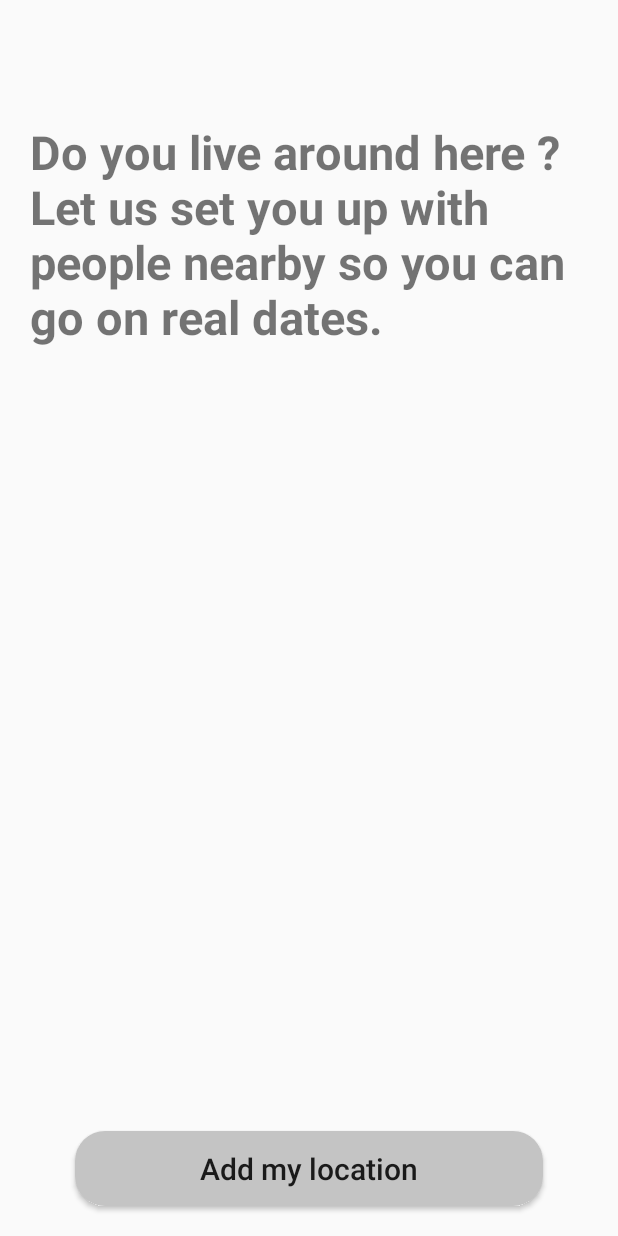
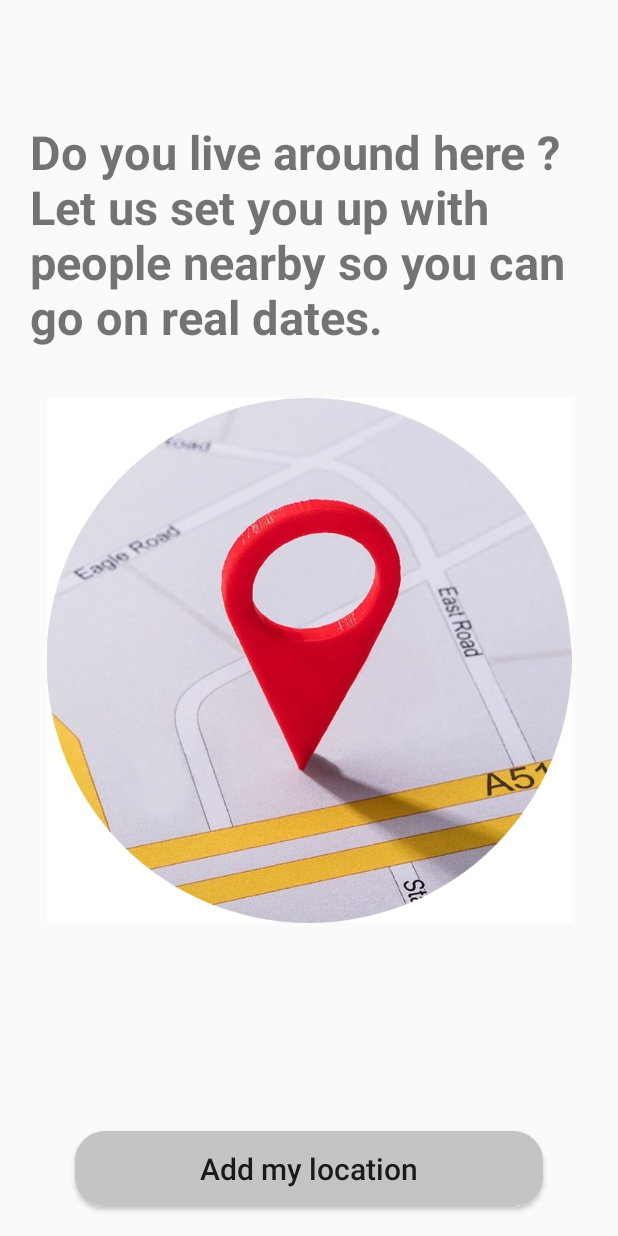
Before and after one commit to happysiddharth/coffee-meets-bagel, an Android app: the AddLocation screen opened directly, with no data from a screen before it, on a phone screen of 412 x 824 dp. Run offline under Robolectric (Android 15) with nearby library versions, the phone set to English and light mode, and no system bars.

Commit message:
Commit by Nishant

```diff
--- a/app/src/main/res/layout/activity_add_location.xml
+++ b/app/src/main/res/layout/activity_add_location.xml
@@ -39,4 +39,14 @@
         app:layout_constraintEnd_toEndOf="parent"
         app:layout_constraintStart_toStartOf="parent" />
 
+    <ImageView
+        android:id="@+id/imageView2"
+        android:layout_width="wrap_content"
+        android:layout_height="350dp"
+        android:layout_marginTop="30dp"
+        app:layout_constraintEnd_toEndOf="parent"
+        app:layout_constraintStart_toStartOf="parent"
+        app:layout_constraintTop_toBottomOf="@+id/tvSettle"
+        app:srcCompat="@drawable/location" />
+
 </androidx.constraintlayout.widget.ConstraintLayout>
```
Also changed, not shown: app/src/main/res/drawable/location.jpg (added).
